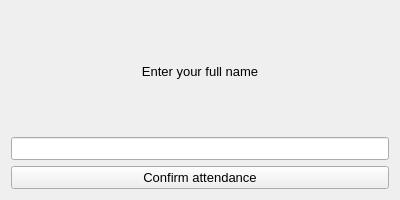
Old version of the form student/attendance.ui in the repository wranidlo/broadcast_sender_receiver.
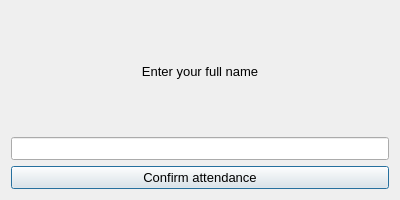
New version of the form.

Commit message: Gui for profesor app

Patch:
```diff
--- a/student/attendance.ui
+++ b/student/attendance.ui
@@ -32,6 +32,9 @@
        <property name="text">
         <string>Confirm attendance</string>
        </property>
+       <property name="default">
+        <bool>true</bool>
+       </property>
       </widget>
      </item>
      <item row="0" column="0">
```
Left out of the diff: 4 changed lines with no effect on the pictures. The commit also changes 5 other files.
